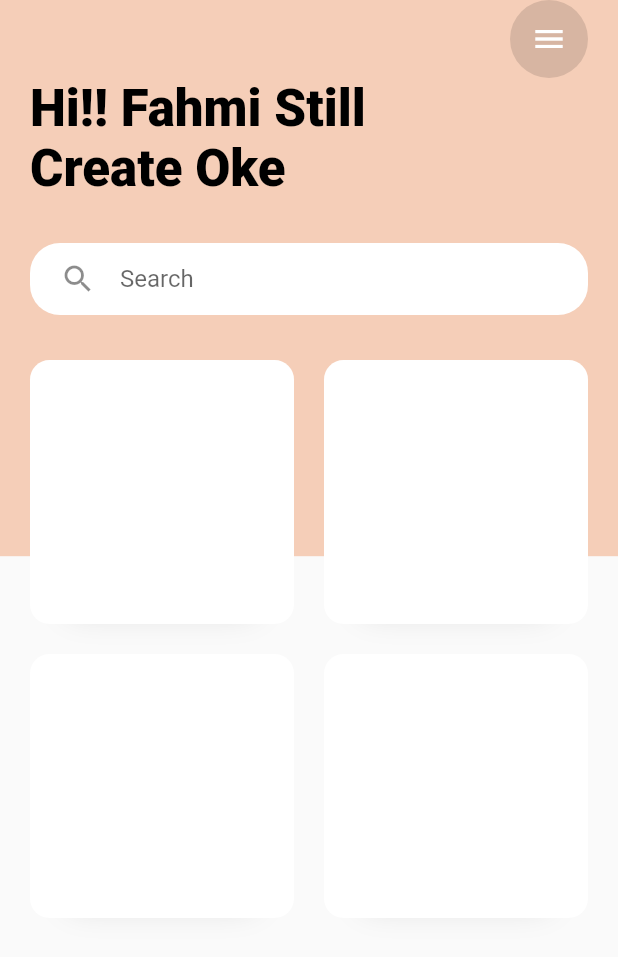
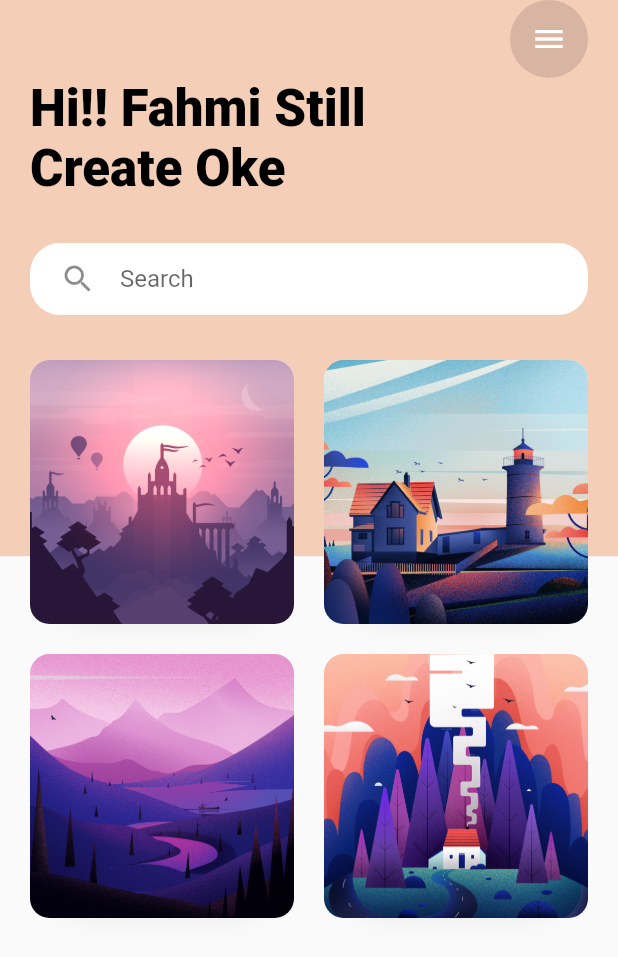
Before and after one commit to fahmitaris1998/ResponsiveUI-structure, a Flutter app: the screen it shows after launch, on a phone screen of 412 x 824 dp. Shown: the top 957 px of the screen. Run offline on Flutter 3.47's test engine with Material 2 defaults, Android fonts, the phone set to English and light mode, and no system bars; our stand-ins replace device_preview.

Commit message:
neww design

```diff
--- a/lib/views/dashboard.dart
+++ b/lib/views/dashboard.dart
@@ -68,6 +68,10 @@ class Dashboard extends StatelessWidget {
                               decoration: BoxDecoration(
                                 color: Colors.white,
                                 borderRadius: BorderRadius.circular(13),
+                                  image: DecorationImage(
+                                      image: ExactAssetImage('assets/image_01.png'),
+                                      fit: BoxFit.fitHeight
+                                  ),
                                 boxShadow: [
                                   BoxShadow(
                                     offset: Offset(0,17),
@@ -82,6 +86,10 @@ class Dashboard extends StatelessWidget {
                               decoration: BoxDecoration(
                                   color: Colors.white,
                                   borderRadius: BorderRadius.circular(13),
+                                  image: DecorationImage(
+                                    image: ExactAssetImage('assets/image_02.jpg'),
+                                    fit: BoxFit.fitHeight
+                                  ),
                                   boxShadow: [
                                     BoxShadow(
                                         offset: Offset(0,17),
@@ -96,6 +104,10 @@ class Dashboard extends StatelessWidget {
                               decoration: BoxDecoration(
                                   color: Colors.white,
                                   borderRadius: BorderRadius.circular(13),
+                                  image: DecorationImage(
+                                      image: ExactAssetImage('assets/image_03.jpg'),
+                                      fit: BoxFit.fitHeight
+                                  ),
                                   boxShadow: [
                                     BoxShadow(
                                         offset: Offset(0,17),
@@ -110,6 +122,10 @@ class Dashboard extends StatelessWidget {
                               decoration: BoxDecoration(
                                   color: Colors.white,
                                   borderRadius: BorderRadius.circular(13),
+                                  image: DecorationImage(
+                                      image: ExactAssetImage('assets/image_04.jpg'),
+                                      fit: BoxFit.fitHeight
+                                  ),
                                   boxShadow: [
                                     BoxShadow(
                                         offset: Offset(0,17),
--- a/pubspec.yaml
+++ b/pubspec.yaml
@@ -47,6 +47,11 @@ flutter:
   # included with your application, so that you can use the icons in
   # the material Icons class.
   uses-material-design: true
+  assets:
+    - assets/image_01.png
+    - assets/image_02.jpg
+    - assets/image_03.jpg
+    - assets/image_04.jpg
 
   # To add assets to your application, add an assets section, like this:
   # assets:
```
Also changed, not shown: assets/image_01.png (added), assets/image_02.jpg (added), assets/image_03.jpg (added), assets/image_04.jpg (added).
